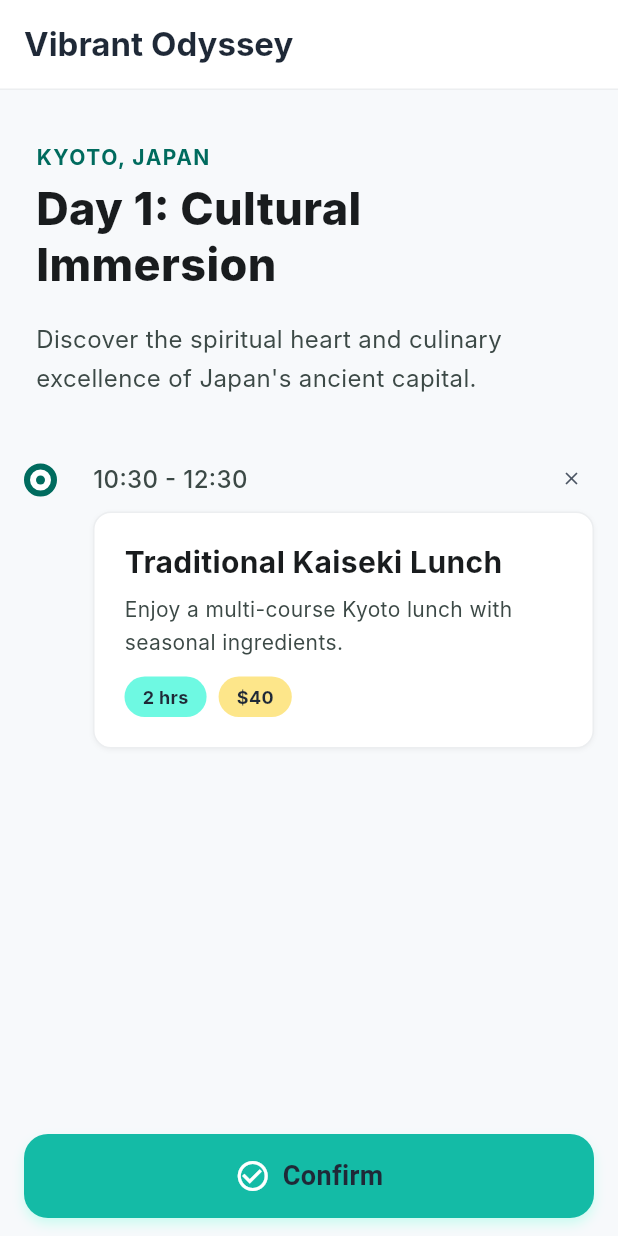
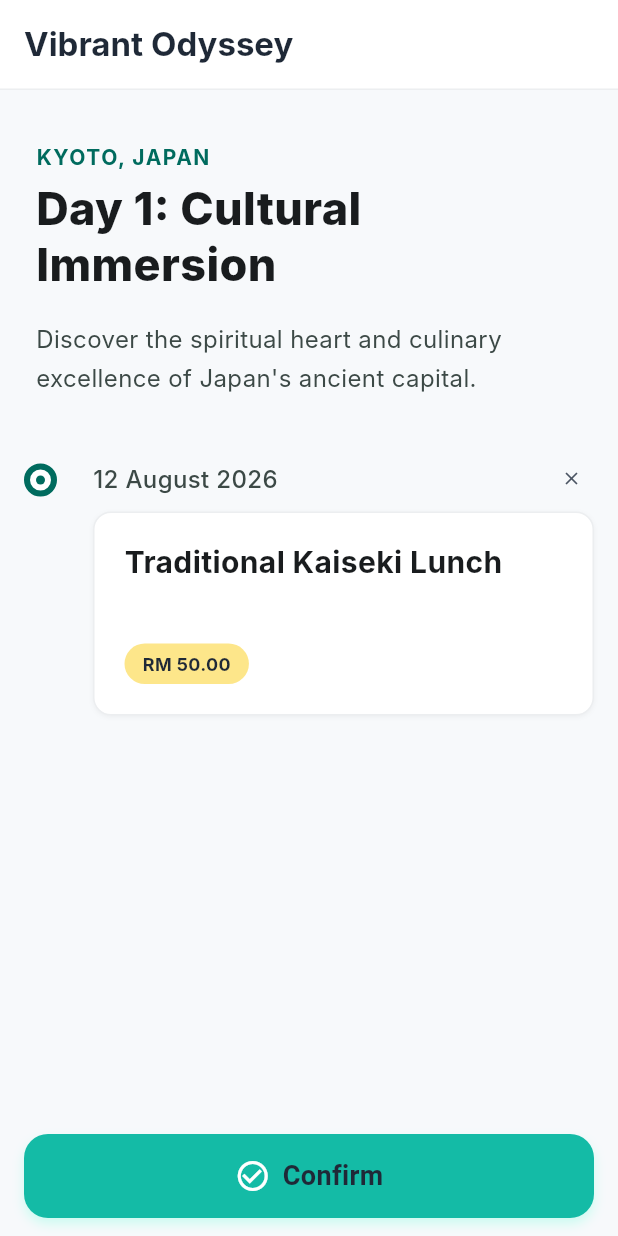
Before and after one commit to AlexHong04/TREK, a Flutter app: the DayItineraryDetailScreen screen opened by its route, after a tap on the "close" icon, on a phone screen of 412 x 824 dp. Run offline on Flutter 3.47's test engine with Material 3 defaults, Android fonts, the phone set to English and light mode, and no system bars; our stand-ins replace google_generative_ai, supabase_flutter; accounts and stored records are empty; Roboto replaces fonts that are missing (Afacad, Inter).

Commit message:
remove app_theme

```diff
--- a/lib/main.dart
+++ b/lib/main.dart
@@ -6,15 +6,103 @@ import 'models/configurations/gemini_api_config.dart';
 import 'views/screen/day_itinerary_detail_screen.dart';
 import 'views/screen/home_screen.dart';
 import 'views/screen/travel_information_input_screen.dart';
-import 'views/theme/app_theme.dart';
 
 class AppRoutes {
-
   static const String homeScreen = '/homeScreen';
   static const String travelInformationInputScreen ='/travelInformationInputScreen';
   static const String dayItineraryDetailScreen = '/dayItineraryDetailScreen';
   static const String initialRoute = homeScreen;
 }
+
+
+class AppColors {
+  // Primary Colors
+  static const Color tealA700 = Color(0xFF14BBA6);
+  static const Color teal800 = Color(0xFF006B5E);
+  static const Color teal800_01 = Color(0xFF006A63);
+  static const Color teal700 = Color(0xFF007164);
+  static const Color tealA200 = Color(0xFF6EF9E2);
+  static const Color teal50 = Color(0xFFCCFBF1);
+
+  // Gray Scale
+  static const Color gray900 = Color(0xFF191C1E);
+  static const Color gray800 = Color(0xFF3C4946);
+  static const Color gray400 = Color(0xFFBBCAC5);
+  static const Color gray200 = Color(0xFFE5E7EB);
+  static const Color gray100 = Color(0xFFF3F4F6);
+  static const Color gray50 = Color(0xFFF9FAFB);
+  static const Color gray50_01 = Color(0xFFF0FDFA);
+  static const Color gray50_02 = Color(0xFFF8FAFC);
+  static const Color gray50_03 = Color(0xFFF7F9FB);
+
+  // Blue Gray
+  static const Color blueGray900 = Color(0xFF1F2937);
+  static const Color blueGray800 = Color(0xFF374151);
+  static const Color blueGray700 = Color(0xFF4B5563);
+  static const Color blueGray300 = Color(0xFF9CA3AF);
+  static const Color blueGray50 = Color(0xFFECEEF0);
+
+  // Accent Colors
+  static const Color amber200 = Color(0xFFFDE68A);
+  static const Color lime900 = Color(0xFF937600);
+  static const Color errorRed = Color(0xFFEF4444);
+
+  // Neutrals
+  static const Color white = Color(0xFFFFFFFF);
+  static const Color black900_0c = Color(0x0C000000);
+  static const Color transparent = Colors.transparent;
+}
+
+class AppTheme {
+  static ThemeData get lightTheme {
+    return ThemeData(
+      visualDensity: VisualDensity.standard,
+
+      colorScheme: const ColorScheme.light(
+        primary: AppColors.tealA700,
+        onPrimary: AppColors.white,
+        surface: AppColors.white,
+        onSurface: AppColors.blueGray900,
+      ),
+    );
+  }
+}
+
+class AppThemeData {
+  final Color transparentCustom = AppColors.transparent;
+
+  final Color gray_50_02 = AppColors.gray50_02;
+  final Color gray_50_03 = AppColors.gray50_03;
+
+  final Color teal_A700 = AppColors.tealA700;
+  final Color teal_800 = AppColors.teal800;
+  final Color teal_50 = AppColors.teal50;
+  final Color teal_A200 = AppColors.tealA200;
+  final Color teal_700 = AppColors.teal700;
+
+  final Color white_A700 = AppColors.white;
+
+  final Color blue_gray_50 = AppColors.blueGray50;
+  final Color blue_gray_300 = AppColors.blueGray300;
+  final Color blue_gray_700 = AppColors.blueGray700;
+
+  final Color gray_50 = AppColors.gray50;
+  final Color gray_100 = AppColors.gray100;
+  final Color gray_200 = AppColors.gray200;
+
+  final Color colorFFEF44 = AppColors.errorRed;
+
+  final Color black_900_0c = AppColors.black900_0c;
+
+  final Color amber_200 = AppColors.amber200;
+  final Color lime_900 = AppColors.lime900;
+
+  final Color grey200 = AppColors.gray200;
+  final Color grey100 = AppColors.gray100;
+}
+final appTheme = AppThemeData();
+
+final theme = AppTheme.lightTheme;
 
 class NavigatorService {
   static final GlobalKey<NavigatorState> navigatorKey = GlobalKey<NavigatorState>();
--- a/lib/models/entities/activity.dart
+++ b/lib/models/entities/activity.dart
@@ -1,23 +1,57 @@
 import 'package:flutter/material.dart';
 
 class Activity {
+  final String activitiesId;
+  final String destination;
+  final String description;
+  final String activityImgUrl;
+  final DateTime date;
+  final double allocatedBudget;
+  final String status;
+  final String? startTime;
+  final String? endTime;
+  final String? duration;
+  final String activityCategory;
+  final bool? isOverspend;
+  final double? overspendAmount;
+  final String dayTripId;
+
   Activity({
-    this.id,
-    this.time,
-    this.title,
-    this.description,
+    required this.activitiesId,
+    required this.destination,
+    required this.description,
+    required this.activityImgUrl,
+    required this.date,
+    required this.allocatedBudget,
+    required this.status,
+    this.startTime,
+    this.endTime,
     this.duration,
-    this.cost,
-    this.imagePath,
+    required this.activityCategory,
+    required this.isOverspend,
+    required this.overspendAmount,
+    required this.dayTripId,
   });
 
-  final String? id;
-  final String? time;
-  final String? title;
-  final String? description;
-  final String? duration;
-  final String? cost;
-  final String? imagePath;
+  // directly retrieve data from Supabase
+  factory Activity.fromJson(Map<String, dynamic> json) {
+    return Activity(
+      activitiesId: json['activities_id'],
+      destination: json['destination'],
+      description: json['description'],
+      activityImgUrl: json['activity_img_url'],
+      date: DateTime.parse(json['date']),
+      allocatedBudget: (json['allocated_budget'] as num).toDouble(),
+      status: json['status'],
+      startTime: json['start_time'],
+      endTime: json['end_time'],
+      duration: json['duration'],
+      activityCategory: json['activity_category'],
+      isOverspend: null,
+      overspendAmount: null,
+      dayTripId: json['day_trip_id'],
+    );
+  }
 }
 
 class PreferenceItemModel {
--- a/lib/view_models/presentation_logic/day_itinerary_detail_view_model.dart
+++ b/lib/view_models/presentation_logic/day_itinerary_detail_view_model.dart
@@ -1,56 +1,77 @@
 import 'package:flutter/material.dart';
 
 import '../../models/entities/activity.dart';
-
 import '../ui_state/day_itinerary_ui_state.dart';
 
 class DayItineraryDetailViewModel extends ChangeNotifier {
   DayItineraryUiState _uiState = const DayItineraryUiState();
+
   DayItineraryUiState get uiState => _uiState;
 
   void initialize() {
     _uiState = _uiState.copyWith(isLoading: true);
     notifyListeners();
 
-    // Simulate some loading or just directly load
     final newActivities = [
       Activity(
-        id: '1',
-        time: '08:00 - 10:00',
-        title: 'Kinkaku-ji Temple',
-        description:
-            'Explore the Golden Pavilion and enjoy the peaceful temple gardens.',
-        duration: '2 hrs',
-        cost: '\$15',
-        imagePath: '',
+        activitiesId: '1',
+        dayTripId: 'day-trip-1',
+        destination: 'Kinkaku-ji Temple',
+        description: '',
+        activityImgUrl: '',
+        date: DateTime(2026, 8, 12),
+        allocatedBudget: 20.0,
+        overspendAmount: 15.0,
+        status: 'planned',
+        startTime: '08:00',
+        endTime: '10:00',
+        activityCategory: 'Culture',
+        isOverspend: false,
+
       ),
       Activity(
-        id: '2',
-        time: '10:30 - 12:30',
-        title: 'Traditional Kaiseki Lunch',
-        description:
-            'Enjoy a multi-course Kyoto lunch with seasonal ingredients.',
-        duration: '2 hrs',
-        cost: '\$40',
-        imagePath: '',
+        activitiesId: '2',
+        dayTripId: 'day-trip-1',
+        destination: 'Traditional Kaiseki Lunch',
+          description: '',
+          activityImgUrl: '',
+        date: DateTime(2026, 8, 12),
+        allocatedBudget: 50.0,
+        overspendAmount: 40.0,
+        status: 'planned',
+        startTime: '10:30',
+        endTime: '12:30',
+        activityCategory: 'Food',
+        isOverspend: false
       ),
     ];
 
-    _uiState = _uiState.copyWith(isLoading: false, activities: newActivities);
+    _uiState = _uiState.copyWith(
+      isLoading: false,
+      activities: newActivities,
+    );
+
     notifyListeners();
   }
 
-  void removeActivity(String id) {
+  void removeActivity(String activitiesId) {
     final updatedActivities = List<Activity>.from(_uiState.activities)
-      ..removeWhere((activity) => activity.id == id);
+      ..removeWhere(
+            (activity) => activity.activitiesId == activitiesId,
+      );
 
-    _uiState = _uiState.copyWith(activities: updatedActivities);
+    _uiState = _uiState.copyWith(
+      activities: updatedActivities,
+    );
+
     notifyListeners();
   }
 
   Future<void> onConfirmPressed(BuildContext context) async {
-    ScaffoldMessenger.of(
-      context,
-    ).showSnackBar(const SnackBar(content: Text('Itinerary confirmed!')));
+    ScaffoldMessenger.of(context).showSnackBar(
+      const SnackBar(
+        content: Text('Itinerary confirmed!'),
+      ),
+    );
   }
 }
--- a/lib/views/screen/day_itinerary_detail_screen.dart
+++ b/lib/views/screen/day_itinerary_detail_screen.dart
@@ -1,10 +1,10 @@
 import 'package:flutter/material.dart';
 import 'package:provider/provider.dart';
+import 'package:intl/intl.dart';
 
 import '../../models/entities/activity.dart';
 import '../../view_models/presentation_logic/day_itinerary_detail_view_model.dart';
-
-import '../theme/app_theme.dart';
+import '../../main.dart';
 // image_constant and size_utils removed per user request
 import '../widgets/activity_card_widget.dart';
 import '../widgets/custom_app_bar.dart';
@@ -131,7 +131,7 @@ class _DayItineraryDetailScreenState extends State<DayItineraryDetailScreen> {
           context: context,
           activity: activity,
           isLast: isLast,
-          onRemove: () => viewModel.removeActivity(activity.id ?? ''),
+          onRemove: () => viewModel.removeActivity(activity.activitiesId),
         );
       }),
     );
@@ -156,7 +156,7 @@ class _DayItineraryDetailScreenState extends State<DayItineraryDetailScreen> {
                 mainAxisAlignment: MainAxisAlignment.spaceBetween,
                 children: [
                   Text(
-                    activity.time ?? '',
+                    DateFormat('dd MMMM yyyy').format(activity.date),
                     style: const TextStyle(
                       fontSize: 16,
                       fontWeight: FontWeight.w500,
--- a/lib/views/screen/home_screen.dart
+++ b/lib/views/screen/home_screen.dart
@@ -2,9 +2,7 @@ import 'package:flutter/material.dart';
 import 'package:provider/provider.dart';
 
 import '../../view_models/presentation_logic/home_view_model.dart';
-import '../theme/app_theme.dart';
-
-
+import '../../main.dart';
 class HomeScreen extends StatelessWidget {
   const HomeScreen({super.key});
 
--- a/lib/views/screen/travel_information_input_screen.dart
+++ b/lib/views/screen/travel_information_input_screen.dart
@@ -3,7 +3,7 @@ import 'package:provider/provider.dart';
 
 import '../../view_models/presentation_logic/travel_information_input_view_model.dart';
 
-import '../theme/app_theme.dart';
+import '../../main.dart';
 import '../widgets/custom_app_bar.dart';
 import '../widgets/custom_text_field.dart';
 
--- a/lib/views/theme/app_theme.dart
+++ /dev/null
@@ -1,82 +0,0 @@
-import 'package:flutter/material.dart';
-
-/// Application color palette
-class AppColors {
-  // Primary Colors
-  static const Color tealA700 = Color(0xFF14BBA6);
-  static const Color teal800 = Color(0xFF006B5E);
-  static const Color teal800_01 = Color(0xFF006A63);
-  static const Color teal700 = Color(0xFF007164);
-  static const Color tealA200 = Color(0xFF6EF9E2);
-  static const Color teal50 = Color(0xFFCCFBF1);
-
-  // Gray Scale
-  static const Color gray900 = Color(0xFF191C1E);
-  static const Color gray800 = Color(0xFF3C4946);
-  static const Color gray400 = Color(0xFFBBCAC5);
-  static const Color gray200 = Color(0xFFE5E7EB);
-  static const Color gray100 = Color(0xFFF3F4F6);
-  static const Color gray50 = Color(0xFFF9FAFB);
-  static const Color gray50_01 = Color(0xFFF0FDFA);
-  static const Color gray50_02 = Color(0xFFF8FAFC);
-  static const Color gray50_03 = Color(0xFFF7F9FB);
-
-  // Blue Gray
-  static const Color blueGray900 = Color(0xFF1F2937);
-  static const Color blueGray800 = Color(0xFF374151);
-  static const Color blueGray700 = Color(0xFF4B5563);
-  static const Color blueGray300 = Color(0xFF9CA3AF);
-  static const Color blueGray50 = Color(0xFFECEEF0);
-
-  // Accent Colors
-  static const Color amber200 = Color(0xFFFDE68A);
-  static const Color lime900 = Color(0xFF937600);
-  static const Color errorRed = Color(0xFFEF4444);
-
-  // Neutrals
-  static const Color white = Color(0xFFFFFFFF);
-  static const Color black900_0c = Color(0x0C000000);
-  static const Color transparent = Colors.transparent;
-}
-
-/// Application theme configuration
-class AppTheme {
-  static ThemeData get lightTheme {
-    return ThemeData(
-      visualDensity: VisualDensity.standard,
-      colorScheme: ColorScheme.light(
-        primary: AppColors.tealA700,
-        onPrimary: AppColors.white,
-        surface: AppColors.white,
-        onSurface: AppColors.blueGray900,
-      ),
-    );
-  }
-}
-
-class AppThemeData {
-  final Color transparentCustom = AppColors.transparent;
-  final Color gray_50_02 = AppColors.gray50_02;
-  final Color gray_50_03 = AppColors.gray50_03;
-  final Color teal_A700 = AppColors.tealA700;
-  final Color teal_800 = AppColors.teal800;
-  final Color teal_50 = AppColors.teal50;
-  final Color teal_A200 = AppColors.tealA200;
-  final Color teal_700 = AppColors.teal700;
-  final Color white_A700 = AppColors.white;
-  final Color blue_gray_50 = AppColors.blueGray50;
-  final Color blue_gray_300 = AppColors.blueGray300;
-  final Color blue_gray_700 = AppColors.blueGray700;
-  final Color gray_50 = AppColors.gray50;
-  final Color gray_100 = AppColors.gray100;
-  final Color gray_200 = AppColors.gray200;
-  final Color colorFFEF44 = AppColors.errorRed;
-  final Color black_900_0c = AppColors.black900_0c;
-  final Color amber_200 = AppColors.amber200;
-  final Color lime_900 = AppColors.lime900;
-  final Color grey200 = AppColors.gray200;
-  final Color grey100 = AppColors.gray100;
-}
-
-final appTheme = AppThemeData();
-final theme = AppTheme.lightTheme;
--- a/lib/views/widgets/activity_card_widget.dart
+++ b/lib/views/widgets/activity_card_widget.dart
@@ -1,8 +1,7 @@
 import 'package:flutter/material.dart';
 
 import '../../models/entities/activity.dart';
-
-import '../theme/app_theme.dart';
+import '../../main.dart';
 
 class ActivityCardWidget extends StatelessWidget {
   final Activity activity;
@@ -14,12 +13,12 @@ class ActivityCardWidget extends StatelessWidget {
     return Container(
       width: double.infinity,
       decoration: BoxDecoration(
-        color: appTheme.white_A700,
-        border: Border.all(color: appTheme.blue_gray_50, width: 1),
+        color: AppColors.white,
+        border: Border.all(color: AppColors.blueGray50, width: 1),
         borderRadius: BorderRadius.circular(12),
         boxShadow: [
           BoxShadow(
-            color: appTheme.black_900_0c,
+            color: AppColors.black900_0c,
             offset: Offset(0, 1),
             blurRadius: 2,
           ),
@@ -33,9 +32,11 @@ class ActivityCardWidget extends StatelessWidget {
               topLeft: const Radius.circular(12),
               topRight: const Radius.circular(12),
             ),
-            child: activity.imagePath != null && activity.imagePath!.isNotEmpty
+            child:
+                activity.activityImgUrl != null &&
+                    activity.activityImgUrl!.isNotEmpty
                 ? Image.asset(
-                    activity.imagePath!,
+                    activity.activityImgUrl!,
                     height: 192,
                     width: double.infinity,
                     fit: BoxFit.cover,
@@ -45,15 +46,25 @@ class ActivityCardWidget extends StatelessWidget {
           Padding(
             padding: const EdgeInsets.only(top: 20, left: 20, right: 20),
             child: Text(
-              activity.title ?? '',
-              style: const TextStyle(fontSize: 20, fontWeight: FontWeight.w700, fontFamily: 'Inter', color: AppColors.gray900).copyWith(height: 25 / 20),
+              activity.destination ?? '',
+              style: const TextStyle(
+                fontSize: 20,
+                fontWeight: FontWeight.w700,
+                fontFamily: 'Inter',
+                color: AppColors.gray900,
+              ).copyWith(height: 25 / 20),
             ),
           ),
           Padding(
             padding: const EdgeInsets.only(top: 8, left: 20, right: 20),
             child: Text(
               activity.description ?? '',
-              style: const TextStyle(fontSize: 14, fontWeight: FontWeight.w400, fontFamily: 'Inter', color: AppColors.gray800).copyWith(height: 22 / 14),
+              style: const TextStyle(
+                fontSize: 14,
+                fontWeight: FontWeight.w400,
+                fontFamily: 'Inter',
+                color: AppColors.gray800,
+              ).copyWith(height: 22 / 14),
             ),
           ),
           Padding(
@@ -66,15 +77,16 @@ class ActivityCardWidget extends StatelessWidget {
             child: Wrap(
               spacing: 8,
               children: [
+                if (activity.duration != null && activity.duration!.isNotEmpty)
+                  _buildChip(
+                    label: activity.duration!,
+                    backgroundColor: AppColors.tealA200,
+                    textColor: AppColors.teal700,
+                  ),
                 _buildChip(
-                  label: activity.duration ?? '',
-                  backgroundColor: appTheme.teal_A200,
-                  textColor: appTheme.teal_700,
-                ),
-                _buildChip(
-                  label: activity.cost ?? '',
-                  backgroundColor: appTheme.amber_200,
-                  textColor: appTheme.lime_900,
+                  label: 'RM ${activity.allocatedBudget.toStringAsFixed(2)}',
+                  backgroundColor: AppColors.amber200,
+                  textColor: AppColors.lime900,
                 ),
               ],
             ),
@@ -97,7 +109,11 @@ class ActivityCardWidget extends StatelessWidget {
       ),
       child: Text(
         label,
-        style: const TextStyle(fontSize: 12, fontWeight: FontWeight.w700, fontFamily: 'Inter').copyWith(height: 15 / 12),
+        style: const TextStyle(
+          fontSize: 12,
+          fontWeight: FontWeight.w700,
+          fontFamily: 'Inter',
+        ).copyWith(height: 15 / 12),
       ),
     );
   }
--- a/lib/views/widgets/custom_app_bar.dart
+++ b/lib/views/widgets/custom_app_bar.dart
@@ -1,7 +1,6 @@
 import 'package:flutter/material.dart';
+import '../../main.dart';
 
-
-import '../theme/app_theme.dart';
 // removed size_utils.dart per user request
 
 class CustomAppBar extends StatelessWidget implements PreferredSizeWidget {
@@ -40,8 +39,8 @@ class CustomAppBar extends StatelessWidget implements PreferredSizeWidget {
   Widget build(BuildContext context) {
     final double resolvedPaddingH = paddingHorizontal ?? 32.0;
     final double resolvedPaddingV = paddingVertical ?? 26.0;
-    final Color resolvedBgColor = backgroundColor ?? appTheme.transparentCustom;
-    final Color resolvedBorderColor = bottomBorderColor ?? appTheme.gray_50;
+    final Color resolvedBgColor = backgroundColor ?? AppColors.transparent;
+    final Color resolvedBorderColor = bottomBorderColor ?? AppColors.gray50;
     final double resolvedIconSize = leadingIconSize ?? 24.0;
 
     return AppBar(
@@ -80,7 +79,10 @@ class CustomAppBar extends StatelessWidget implements PreferredSizeWidget {
                   ),
                   child: Text(
                     title!,
-                    style: const TextStyle(fontWeight: FontWeight.w700, fontFamily: 'Inter').copyWith(height: 1.2),
+                    style: const TextStyle(
+                      fontWeight: FontWeight.w700,
+                      fontFamily: 'Inter',
+                    ).copyWith(height: 1.2),
                   ),
                 ),
               ),
--- a/lib/views/widgets/custom_text_field.dart
+++ b/lib/views/widgets/custom_text_field.dart
@@ -1,7 +1,5 @@
 import 'package:flutter/material.dart';
-
-
-import '../theme/app_theme.dart';
+import '../../main.dart';
 
 /// A reusable text field widget with a section title, consistent styling,
 /// and support for read-only mode (e.g. date pickers).
--- a/pubspec.yaml
+++ b/pubspec.yaml
@@ -49,6 +49,7 @@ dev_dependencies:
   # package. See that file for information about deactivating specific lint
   # rules and activating additional ones.
   flutter_lints: ^6.0.0
+  intl: ^0.19.0
 
 # For information on the generic Dart part of this file, see the
 # following page: https://dart.dev/tools/pub/pubspec
```
Also changed, not shown: pubspec.lock.
